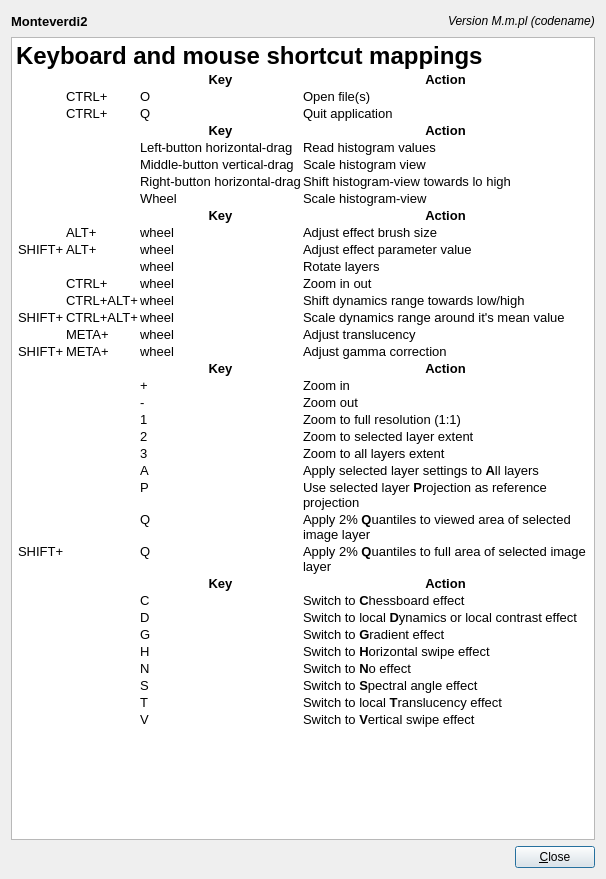
The window that Code/Common/Gui/mvdKeymapDialog.ui (orfeotoolbox/OTB) describes before a commit, drawn with Qt 5.
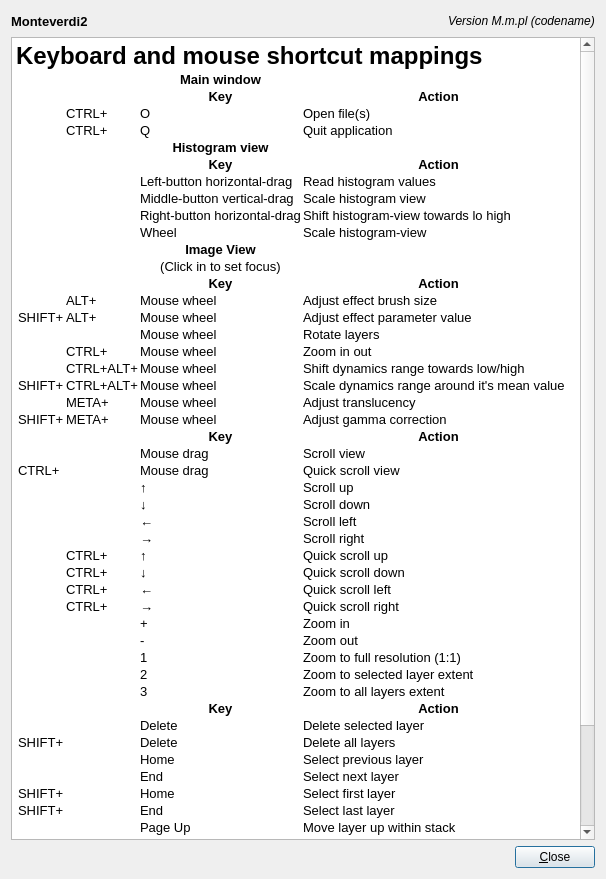
The same window after the commit.

Commit message: ENH: Updated keymap.

```diff
--- a/Code/Common/Gui/mvdKeymapDialog.ui
+++ b/Code/Common/Gui/mvdKeymapDialog.ui
@@ -102,6 +102,12 @@
 &lt;td&gt;&lt;/td&gt;
 &lt;td&gt;&lt;/td&gt;
 &lt;td&gt;
+&lt;p align=&quot;center&quot; style=&quot; margin-top:0px; margin-bottom:0px; margin-left:0px; margin-right:0px; -qt-block-indent:0; text-indent:0px;&quot;&gt;&lt;span style=&quot; font-weight:600;&quot;&gt;Main window&lt;/span&gt;&lt;/p&gt;&lt;/td&gt;
+&lt;td&gt;&lt;/td&gt;&lt;/tr&gt;
+&lt;tr&gt;
+&lt;td&gt;&lt;/td&gt;
+&lt;td&gt;&lt;/td&gt;
+&lt;td&gt;
 &lt;p align=&quot;center&quot; style=&quot; margin-top:0px; margin-bottom:0px; margin-left:0px; margin-right:0px; -qt-block-indent:0; text-indent:0px;&quot;&gt;&lt;span style=&quot; font-weight:600;&quot;&gt;Key&lt;/span&gt;&lt;/p&gt;&lt;/td&gt;
 &lt;td&gt;
 &lt;p align=&quot;center&quot; style=&quot; margin-top:0px; margin-bottom:0px; margin-left:0px; margin-right:0px; -qt-block-indent:0; text-indent:0px;&quot;&gt;&lt;span style=&quot; font-weight:600;&quot;&gt;Action&lt;/span&gt;&lt;/p&gt;&lt;/td&gt;&lt;/tr&gt;
@@ -125,6 +131,12 @@
 &lt;td&gt;&lt;/td&gt;
 &lt;td&gt;&lt;/td&gt;
 &lt;td&gt;
+&lt;p align=&quot;center&quot; style=&quot; margin-top:0px; margin-bottom:0px; margin-left:0px; margin-right:0px; -qt-block-indent:0; text-indent:0px;&quot;&gt;&lt;span style=&quot; font-weight:600;&quot;&gt;Histogram view&lt;/span&gt;&lt;/p&gt;&lt;/td&gt;
+&lt;td&gt;&lt;/td&gt;&lt;/tr&gt;
+&lt;tr&gt;
+&lt;td&gt;&lt;/td&gt;
+&lt;td&gt;&lt;/td&gt;
+&lt;td&gt;
 &lt;p align=&quot;center&quot; style=&quot; margin-top:0px; margin-bottom:0px; margin-left:0px; margin-right:0px; -qt-block-indent:0; text-indent:0px;&quot;&gt;&lt;span style=&quot; font-weight:600;&quot;&gt;Key&lt;/span&gt;&lt;/p&gt;&lt;/td&gt;
 &lt;td&gt;
 &lt;p align=&quot;center&quot; style=&quot; margin-top:0px; margin-bottom:0px; margin-left:0px; margin-right:0px; -qt-block-indent:0; text-indent:0px;&quot;&gt;&lt;span style=&quot; font-weight:600;&quot;&gt;Action&lt;/span&gt;&lt;/p&gt;&lt;/td&gt;&lt;/tr&gt;
@@ -160,6 +172,18 @@
 &lt;td&gt;&lt;/td&gt;
 &lt;td&gt;&lt;/td&gt;
 &lt;td&gt;
+&lt;p align=&quot;center&quot; style=&quot; margin-top:0px; margin-bottom:0px; margin-left:0px; margin-right:0px; -qt-block-indent:0; text-indent:0px;&quot;&gt;&lt;span style=&quot; font-weight:600;&quot;&gt;Image View&lt;/span&gt;&lt;/p&gt;&lt;/td&gt;
+&lt;td&gt;&lt;/td&gt;&lt;/tr&gt;
+&lt;tr&gt;
+&lt;td&gt;&lt;/td&gt;
+&lt;td&gt;&lt;/td&gt;
+&lt;td&gt;
+&lt;p align=&quot;center&quot; style=&quot; margin-top:0px; margin-bottom:0px; margin-left:0px; margin-right:0px; -qt-block-indent:0; text-indent:0px;&quot;&gt;(Click in to set focus)&lt;/p&gt;&lt;/td&gt;
+&lt;td&gt;&lt;/td&gt;&lt;/tr&gt;
+&lt;tr&gt;
+&lt;td&gt;&lt;/td&gt;
+&lt;td&gt;&lt;/td&gt;
+&lt;td&gt;
 &lt;p align=&quot;center&quot; style=&quot; margin-top:0px; margin-bottom:0px; margin-left:0px; margin-right:0px; -qt-block-indent:0; text-indent:0px;&quot;&gt;&lt;span style=&quot; font-weight:600;&quot;&gt;Key&lt;/span&gt;&lt;/p&gt;&lt;/td&gt;
 &lt;td&gt;
 &lt;p align=&quot;center&quot; style=&quot; margin-top:0px; margin-bottom:0px; margin-left:0px; margin-right:0px; -qt-block-indent:0; text-indent:0px;&quot;&gt;&lt;span style=&quot; font-weight:600;&quot;&gt;Action&lt;/span&gt;&lt;/p&gt;&lt;/td&gt;&lt;/tr&gt;
@@ -168,7 +192,7 @@
 &lt;td&gt;
 &lt;p style=&quot; margin-top:0px; margin-bottom:0px; margin-left:0px; margin-right:0px; -qt-block-indent:0; text-indent:0px;&quot;&gt;ALT+&lt;/p&gt;&lt;/td&gt;
 &lt;td&gt;
-&lt;p style=&quot; margin-top:0px; margin-bottom:0px; margin-left:0px; margin-right:0px; -qt-block-indent:0; text-indent:0px;&quot;&gt;wheel&lt;/p&gt;&lt;/td&gt;
+&lt;p style=&quot; margin-top:0px; margin-bottom:0px; margin-left:0px; margin-right:0px; -qt-block-indent:0; text-indent:0px;&quot;&gt;Mouse wheel&lt;/p&gt;&lt;/td&gt;
 &lt;td&gt;
 &lt;p style=&quot; margin-top:0px; margin-bottom:0px; margin-left:0px; margin-right:0px; -qt-block-indent:0; text-indent:0px;&quot;&gt;Adjust effect brush size&lt;/p&gt;&lt;/td&gt;&lt;/tr&gt;
 &lt;tr&gt;
@@ -177,14 +201,14 @@
 &lt;td&gt;
 &lt;p style=&quot; margin-top:0px; margin-bottom:0px; margin-left:0px; margin-right:0px; -qt-block-indent:0; text-indent:0px;&quot;&gt;ALT+&lt;/p&gt;&lt;/td&gt;
 &lt;td&gt;
-&lt;p style=&quot; margin-top:0px; margin-bottom:0px; margin-left:0px; margin-right:0px; -qt-block-indent:0; text-indent:0px;&quot;&gt;wheel&lt;/p&gt;&lt;/td&gt;
+&lt;p style=&quot; margin-top:0px; margin-bottom:0px; margin-left:0px; margin-right:0px; -qt-block-indent:0; text-indent:0px;&quot;&gt;Mouse wheel&lt;/p&gt;&lt;/td&gt;
 &lt;td&gt;
 &lt;p style=&quot; margin-top:0px; margin-bottom:0px; margin-left:0px; margin-right:0px; -qt-block-indent:0; text-indent:0px;&quot;&gt;Adjust effect parameter value&lt;/p&gt;&lt;/td&gt;&lt;/tr&gt;
 &lt;tr&gt;
 &lt;td&gt;&lt;/td&gt;
 &lt;td&gt;&lt;/td&gt;
 &lt;td&gt;
-&lt;p style=&quot; margin-top:0px; margin-bottom:0px; margin-left:0px; margin-right:0px; -qt-block-indent:0; text-indent:0px;&quot;&gt;wheel&lt;/p&gt;&lt;/td&gt;
+&lt;p style=&quot; margin-top:0px; margin-bottom:0px; margin-left:0px; margin-right:0px; -qt-block-indent:0; text-indent:0px;&quot;&gt;Mouse wheel&lt;/p&gt;&lt;/td&gt;
 &lt;td&gt;
 &lt;p style=&quot; margin-top:0px; margin-bottom:0px; margin-left:0px; margin-right:0px; -qt-block-indent:0; text-indent:0px;&quot;&gt;Rotate layers&lt;/p&gt;&lt;/td&gt;&lt;/tr&gt;
 &lt;tr&gt;
@@ -192,7 +216,7 @@
 &lt;td&gt;
 &lt;p style=&quot; margin-top:0px; margin-bottom:0px; margin-left:0px; margin-right:0px; -qt-block-indent:0; text-indent:0px;&quot;&gt;CTRL+&lt;/p&gt;&lt;/td&gt;
 &lt;td&gt;
-&lt;p style=&quot; margin-top:0px; margin-bottom:0px; margin-left:0px; margin-right:0px; -qt-block-indent:0; text-indent:0px;&quot;&gt;wheel&lt;/p&gt;&lt;/td&gt;
+&lt;p style=&quot; margin-top:0px; margin-bottom:0px; margin-left:0px; margin-right:0px; -qt-block-indent:0; text-indent:0px;&quot;&gt;Mouse wheel&lt;/p&gt;&lt;/td&gt;
 &lt;td&gt;
 &lt;p style=&quot; margin-top:0px; margin-bottom:0px; margin-left:0px; margin-right:0px; -qt-block-indent:0; text-indent:0px;&quot;&gt;Zoom in out&lt;/p&gt;&lt;/td&gt;&lt;/tr&gt;
 &lt;tr&gt;
@@ -200,7 +224,7 @@
 &lt;td&gt;
 &lt;p style=&quot; margin-top:0px; margin-bottom:0px; margin-left:0px; margin-right:0px; -qt-block-indent:0; text-indent:0px;&quot;&gt;CTRL+ALT+&lt;/p&gt;&lt;/td&gt;
 &lt;td&gt;
-&lt;p style=&quot; margin-top:0px; margin-bottom:0px; margin-left:0px; margin-right:0px; -qt-block-indent:0; text-indent:0px;&quot;&gt;wheel&lt;/p&gt;&lt;/td&gt;
+&lt;p style=&quot; margin-top:0px; margin-bottom:0px; margin-left:0px; margin-right:0px; -qt-block-indent:0; text-indent:0px;&quot;&gt;Mouse wheel&lt;/p&gt;&lt;/td&gt;
 &lt;td&gt;
 &lt;p style=&quot; margin-top:0px; margin-bottom:0px; margin-left:0px; margin-right:0px; -qt-block-indent:0; text-indent:0px;&quot;&gt;Shift dynamics range towards low/high&lt;/p&gt;&lt;/td&gt;&lt;/tr&gt;
 &lt;tr&gt;
@@ -209,7 +233,7 @@
 &lt;td&gt;
 &lt;p style=&quot; margin-top:0px; margin-bottom:0px; margin-left:0px; margin-right:0px; -qt-block-indent:0; text-indent:0px;&quot;&gt;CTRL+ALT+&lt;/p&gt;&lt;/td&gt;
 &lt;td&gt;
-&lt;p style=&quot; margin-top:0px; margin-bottom:0px; margin-left:0px; margin-right:0px; -qt-block-indent:0; text-indent:0px;&quot;&gt;wheel&lt;/p&gt;&lt;/td&gt;
+&lt;p style=&quot; margin-top:0px; margin-bottom:0px; margin-left:0px; margin-right:0px; -qt-block-indent:0; text-indent:0px;&quot;&gt;Mouse wheel&lt;/p&gt;&lt;/td&gt;
 &lt;td&gt;
 &lt;p style=&quot; margin-top:0px; margin-bottom:0px; margin-left:0px; margin-right:0px; -qt-block-indent:0; text-indent:0px;&quot;&gt;Scale dynamics range around it's mean value&lt;/p&gt;&lt;/td&gt;&lt;/tr&gt;
 &lt;tr&gt;
@@ -217,7 +241,7 @@
 &lt;td&gt;
 &lt;p style=&quot; margin-top:0px; margin-bottom:0px; margin-left:0px; margin-right:0px; -qt-block-indent:0; text-indent:0px;&quot;&gt;META+&lt;/p&gt;&lt;/td&gt;
 &lt;td&gt;
-&lt;p style=&quot; margin-top:0px; margin-bottom:0px; margin-left:0px; margin-right:0px; -qt-block-indent:0; text-indent:0px;&quot;&gt;wheel&lt;/p&gt;&lt;/td&gt;
+&lt;p style=&quot; margin-top:0px; margin-bottom:0px; margin-left:0px; margin-right:0px; -qt-block-indent:0; text-indent:0px;&quot;&gt;Mouse wheel&lt;/p&gt;&lt;/td&gt;
 &lt;td&gt;
 &lt;p style=&quot; margin-top:0px; margin-bottom:0px; margin-left:0px; margin-right:0px; -qt-block-indent:0; text-indent:0px;&quot;&gt;Adjust translucency&lt;/p&gt;&lt;/td&gt;&lt;/tr&gt;
 &lt;tr&gt;
@@ -226,7 +250,7 @@
 &lt;td&gt;
 &lt;p style=&quot; margin-top:0px; margin-bottom:0px; margin-left:0px; margin-right:0px; -qt-block-indent:0; text-indent:0px;&quot;&gt;META+&lt;/p&gt;&lt;/td&gt;
 &lt;td&gt;
-&lt;p style=&quot; margin-top:0px; margin-bottom:0px; margin-left:0px; margin-right:0px; -qt-block-indent:0; text-indent:0px;&quot;&gt;wheel&lt;/p&gt;&lt;/td&gt;
+&lt;p style=&quot; margin-top:0px; margin-bottom:0px; margin-left:0px; margin-right:0px; -qt-block-indent:0; text-indent:0px;&quot;&gt;Mouse wheel&lt;/p&gt;&lt;/td&gt;
 &lt;td&gt;
 &lt;p style=&quot; margin-top:0px; margin-bottom:0px; margin-left:0px; margin-right:0px; -qt-block-indent:0; text-indent:0px;&quot;&gt;Adjust gamma correction&lt;/p&gt;&lt;/td&gt;&lt;/tr&gt;
 &lt;tr&gt;
@@ -240,6 +264,81 @@
 &lt;td&gt;&lt;/td&gt;
 &lt;td&gt;&lt;/td&gt;
 &lt;td&gt;
+&lt;p style=&quot; margin-top:0px; margin-bottom:0px; margin-left:0px; margin-right:0px; -qt-block-indent:0; text-indent:0px;&quot;&gt;Mouse drag&lt;/p&gt;&lt;/td&gt;
+&lt;td&gt;
+&lt;p style=&quot; margin-top:0px; margin-bottom:0px; margin-left:0px; margin-right:0px; -qt-block-indent:0; text-indent:0px;&quot;&gt;Scroll view&lt;/p&gt;&lt;/td&gt;&lt;/tr&gt;
+&lt;tr&gt;
+&lt;td&gt;
+&lt;p style=&quot; margin-top:0px; margin-bottom:0px; margin-left:0px; margin-right:0px; -qt-block-indent:0; text-indent:0px;&quot;&gt;CTRL+&lt;/p&gt;&lt;/td&gt;
+&lt;td&gt;&lt;/td&gt;
+&lt;td&gt;
+&lt;p style=&quot; margin-top:0px; margin-bottom:0px; margin-left:0px; margin-right:0px; -qt-block-indent:0; text-indent:0px;&quot;&gt;Mouse drag&lt;/p&gt;&lt;/td&gt;
+&lt;td&gt;
+&lt;p style=&quot; margin-top:0px; margin-bottom:0px; margin-left:0px; margin-right:0px; -qt-block-indent:0; text-indent:0px;&quot;&gt;Quick scroll view&lt;/p&gt;&lt;/td&gt;&lt;/tr&gt;
+&lt;tr&gt;
+&lt;td&gt;&lt;/td&gt;
+&lt;td&gt;&lt;/td&gt;
+&lt;td&gt;
+&lt;p style=&quot; margin-top:0px; margin-bottom:0px; margin-left:0px; margin-right:0px; -qt-block-indent:0; text-indent:0px;&quot;&gt;↑&lt;/p&gt;&lt;/td&gt;
+&lt;td&gt;
+&lt;p style=&quot; margin-top:0px; margin-bottom:0px; margin-left:0px; margin-right:0px; -qt-block-indent:0; text-indent:0px;&quot;&gt;Scroll up&lt;/p&gt;&lt;/td&gt;&lt;/tr&gt;
+&lt;tr&gt;
+&lt;td&gt;&lt;/td&gt;
+&lt;td&gt;&lt;/td&gt;
+&lt;td&gt;
+&lt;p style=&quot; margin-top:0px; margin-bottom:0px; margin-left:0px; margin-right:0px; -qt-block-indent:0; text-indent:0px;&quot;&gt;↓&lt;/p&gt;&lt;/td&gt;
+&lt;td&gt;
+&lt;p style=&quot; margin-top:0px; margin-bottom:0px; margin-left:0px; margin-right:0px; -qt-block-indent:0; text-indent:0px;&quot;&gt;Scroll down&lt;/p&gt;&lt;/td&gt;&lt;/tr&gt;
+&lt;tr&gt;
+&lt;td&gt;&lt;/td&gt;
+&lt;td&gt;&lt;/td&gt;
+&lt;td&gt;
+&lt;p style=&quot; margin-top:0px; margin-bottom:0px; margin-left:0px; margin-right:0px; -qt-block-indent:0; text-indent:0px;&quot;&gt;←&lt;/p&gt;&lt;/td&gt;
+&lt;td&gt;
+&lt;p style=&quot; margin-top:0px; margin-bottom:0px; margin-left:0px; margin-right:0px; -qt-block-indent:0; text-indent:0px;&quot;&gt;Scroll left&lt;/p&gt;&lt;/td&gt;&lt;/tr&gt;
+&lt;tr&gt;
+&lt;td&gt;&lt;/td&gt;
+&lt;td&gt;&lt;/td&gt;
+&lt;td&gt;
+&lt;p style=&quot; margin-top:0px; margin-bottom:0px; margin-left:0px; margin-right:0px; -qt-block-indent:0; text-indent:0px;&quot;&gt;→&lt;/p&gt;&lt;/td&gt;
+&lt;td&gt;
+&lt;p style=&quot; margin-top:0px; margin-bottom:0px; margin-left:0px; margin-right:0px; -qt-block-indent:0; text-indent:0px;&quot;&gt;Scroll right&lt;/p&gt;&lt;/td&gt;&lt;/tr&gt;
+&lt;tr&gt;
+&lt;td&gt;&lt;/td&gt;
+&lt;td&gt;
+&lt;p style=&quot; margin-top:0px; margin-bottom:0px; margin-left:0px; margin-right:0px; -qt-block-indent:0; text-indent:0px;&quot;&gt;CTRL+&lt;/p&gt;&lt;/td&gt;
+&lt;td&gt;
+&lt;p style=&quot; margin-top:0px; margin-bottom:0px; margin-left:0px; margin-right:0px; -qt-block-indent:0; text-indent:0px;&quot;&gt;↑&lt;/p&gt;&lt;/td&gt;
+&lt;td&gt;
+&lt;p style=&quot; margin-top:0px; margin-bottom:0px; margin-left:0px; margin-right:0px; -qt-block-indent:0; text-indent:0px;&quot;&gt;Quick scroll up&lt;/p&gt;&lt;/td&gt;&lt;/tr&gt;
+&lt;tr&gt;
+&lt;td&gt;&lt;/td&gt;
+&lt;td&gt;
+&lt;p style=&quot; margin-top:0px; margin-bottom:0px; margin-left:0px; margin-right:0px; -qt-block-indent:0; text-indent:0px;&quot;&gt;CTRL+&lt;/p&gt;&lt;/td&gt;
+&lt;td&gt;
+&lt;p style=&quot; margin-top:0px; margin-bottom:0px; margin-left:0px; margin-right:0px; -qt-block-indent:0; text-indent:0px;&quot;&gt;↓&lt;/p&gt;&lt;/td&gt;
+&lt;td&gt;
+&lt;p style=&quot; margin-top:0px; margin-bottom:0px; margin-left:0px; margin-right:0px; -qt-block-indent:0; text-indent:0px;&quot;&gt;Quick scroll down&lt;/p&gt;&lt;/td&gt;&lt;/tr&gt;
+&lt;tr&gt;
+&lt;td&gt;&lt;/td&gt;
+&lt;td&gt;
+&lt;p style=&quot; margin-top:0px; margin-bottom:0px; margin-left:0px; margin-right:0px; -qt-block-indent:0; text-indent:0px;&quot;&gt;CTRL+&lt;/p&gt;&lt;/td&gt;
+&lt;td&gt;
+&lt;p style=&quot; margin-top:0px; margin-bottom:0px; margin-left:0px; margin-right:0px; -qt-block-indent:0; text-indent:0px;&quot;&gt;←&lt;/p&gt;&lt;/td&gt;
+&lt;td&gt;
+&lt;p style=&quot; margin-top:0px; margin-bottom:0px; margin-left:0px; margin-right:0px; -qt-block-indent:0; text-indent:0px;&quot;&gt;Quick scroll left&lt;/p&gt;&lt;/td&gt;&lt;/tr&gt;
+&lt;tr&gt;
+&lt;td&gt;&lt;/td&gt;
+&lt;td&gt;
+&lt;p style=&quot; margin-top:0px; margin-bottom:0px; margin-left:0px; margin-right:0px; -qt-block-indent:0; text-indent:0px;&quot;&gt;CTRL+&lt;/p&gt;&lt;/td&gt;
+&lt;td&gt;
+&lt;p style=&quot; margin-top:0px; margin-bottom:0px; margin-left:0px; margin-right:0px; -qt-block-indent:0; text-indent:0px;&quot;&gt;→&lt;/p&gt;&lt;/td&gt;
+&lt;td&gt;
+&lt;p style=&quot; margin-top:0px; margin-bottom:0px; margin-left:0px; margin-right:0px; -qt-block-indent:0; text-indent:0px;&quot;&gt;Quick scroll right&lt;/p&gt;&lt;/td&gt;&lt;/tr&gt;
+&lt;tr&gt;
+&lt;td&gt;&lt;/td&gt;
+&lt;td&gt;&lt;/td&gt;
+&lt;td&gt;
 &lt;p style=&quot; margin-top:0px; margin-bottom:0px; margin-left:0px; margin-right:0px; -qt-block-indent:0; text-indent:0px;&quot;&gt;+&lt;/p&gt;&lt;/td&gt;
 &lt;td&gt;
 &lt;p style=&quot; margin-top:0px; margin-bottom:0px; margin-left:0px; margin-right:0px; -qt-block-indent:0; text-indent:0px;&quot;&gt;Zoom in&lt;/p&gt;&lt;/td&gt;&lt;/tr&gt;
@@ -275,6 +374,88 @@
 &lt;td&gt;&lt;/td&gt;
 &lt;td&gt;&lt;/td&gt;
 &lt;td&gt;
+&lt;p align=&quot;center&quot; style=&quot; margin-top:0px; margin-bottom:0px; margin-left:0px; margin-right:0px; -qt-block-indent:0; text-indent:0px;&quot;&gt;&lt;span style=&quot; font-weight:600;&quot;&gt;Key&lt;/span&gt;&lt;/p&gt;&lt;/td&gt;
+&lt;td&gt;
+&lt;p align=&quot;center&quot; style=&quot; margin-top:0px; margin-bottom:0px; margin-left:0px; margin-right:0px; -qt-block-indent:0; text-indent:0px;&quot;&gt;&lt;span style=&quot; font-weight:600;&quot;&gt;Action&lt;/span&gt;&lt;/p&gt;&lt;/td&gt;&lt;/tr&gt;
+&lt;tr&gt;
+&lt;td&gt;&lt;/td&gt;
+&lt;td&gt;&lt;/td&gt;
+&lt;td&gt;
+&lt;p style=&quot; margin-top:0px; margin-bottom:0px; margin-left:0px; margin-right:0px; -qt-block-indent:0; text-indent:0px;&quot;&gt;Delete&lt;/p&gt;&lt;/td&gt;
+&lt;td&gt;
+&lt;p style=&quot; margin-top:0px; margin-bottom:0px; margin-left:0px; margin-right:0px; -qt-block-indent:0; text-indent:0px;&quot;&gt;Delete selected layer&lt;/p&gt;&lt;/td&gt;&lt;/tr&gt;
+&lt;tr&gt;
+&lt;td&gt;
+&lt;p style=&quot; margin-top:0px; margin-bottom:0px; margin-left:0px; margin-right:0px; -qt-block-indent:0; text-indent:0px;&quot;&gt;SHIFT+&lt;/p&gt;&lt;/td&gt;
+&lt;td&gt;&lt;/td&gt;
+&lt;td&gt;
+&lt;p style=&quot; margin-top:0px; margin-bottom:0px; margin-left:0px; margin-right:0px; -qt-block-indent:0; text-indent:0px;&quot;&gt;Delete&lt;/p&gt;&lt;/td&gt;
+&lt;td&gt;
+&lt;p style=&quot; margin-top:0px; margin-bottom:0px; margin-left:0px; margin-right:0px; -qt-block-indent:0; text-indent:0px;&quot;&gt;Delete all layers&lt;/p&gt;&lt;/td&gt;&lt;/tr&gt;
+&lt;tr&gt;
+&lt;td&gt;&lt;/td&gt;
+&lt;td&gt;&lt;/td&gt;
+&lt;td&gt;
+&lt;p style=&quot; margin-top:0px; margin-bottom:0px; margin-left:0px; margin-right:0px; -qt-block-indent:0; text-indent:0px;&quot;&gt;Home&lt;/p&gt;&lt;/td&gt;
+&lt;td&gt;
+&lt;p style=&quot; margin-top:0px; margin-bottom:0px; margin-left:0px; margin-right:0px; -qt-block-indent:0; text-indent:0px;&quot;&gt;Select previous layer&lt;/p&gt;&lt;/td&gt;&lt;/tr&gt;
+&lt;tr&gt;
+&lt;td&gt;&lt;/td&gt;
+&lt;td&gt;&lt;/td&gt;
+&lt;td&gt;
+&lt;p style=&quot; margin-top:0px; margin-bottom:0px; margin-left:0px; margin-right:0px; -qt-block-indent:0; text-indent:0px;&quot;&gt;End&lt;/p&gt;&lt;/td&gt;
+&lt;td&gt;
+&lt;p style=&quot; margin-top:0px; margin-bottom:0px; margin-left:0px; margin-right:0px; -qt-block-indent:0; text-indent:0px;&quot;&gt;Select next layer&lt;/p&gt;&lt;/td&gt;&lt;/tr&gt;
+&lt;tr&gt;
+&lt;td&gt;
+&lt;p style=&quot; margin-top:0px; margin-bottom:0px; margin-left:0px; margin-right:0px; -qt-block-indent:0; text-indent:0px;&quot;&gt;SHIFT+&lt;/p&gt;&lt;/td&gt;
+&lt;td&gt;&lt;/td&gt;
+&lt;td&gt;
+&lt;p style=&quot; margin-top:0px; margin-bottom:0px; margin-left:0px; margin-right:0px; -qt-block-indent:0; text-indent:0px;&quot;&gt;Home&lt;/p&gt;&lt;/td&gt;
+&lt;td&gt;
+&lt;p style=&quot; margin-top:0px; margin-bottom:0px; margin-left:0px; margin-right:0px; -qt-block-indent:0; text-indent:0px;&quot;&gt;Select first layer&lt;/p&gt;&lt;/td&gt;&lt;/tr&gt;
+&lt;tr&gt;
+&lt;td&gt;
+&lt;p style=&quot; margin-top:0px; margin-bottom:0px; margin-left:0px; margin-right:0px; -qt-block-indent:0; text-indent:0px;&quot;&gt;SHIFT+&lt;/p&gt;&lt;/td&gt;
+&lt;td&gt;&lt;/td&gt;
+&lt;td&gt;
+&lt;p style=&quot; margin-top:0px; margin-bottom:0px; margin-left:0px; margin-right:0px; -qt-block-indent:0; text-indent:0px;&quot;&gt;End&lt;/p&gt;&lt;/td&gt;
+&lt;td&gt;
+&lt;p style=&quot; margin-top:0px; margin-bottom:0px; margin-left:0px; margin-right:0px; -qt-block-indent:0; text-indent:0px;&quot;&gt;Select last layer&lt;/p&gt;&lt;/td&gt;&lt;/tr&gt;
+&lt;tr&gt;
+&lt;td&gt;&lt;/td&gt;
+&lt;td&gt;&lt;/td&gt;
+&lt;td&gt;
+&lt;p style=&quot; margin-top:0px; margin-bottom:0px; margin-left:0px; margin-right:0px; -qt-block-indent:0; text-indent:0px;&quot;&gt;Page Up&lt;/p&gt;&lt;/td&gt;
+&lt;td&gt;
+&lt;p style=&quot; margin-top:0px; margin-bottom:0px; margin-left:0px; margin-right:0px; -qt-block-indent:0; text-indent:0px;&quot;&gt;Move layer up within stack&lt;/p&gt;&lt;/td&gt;&lt;/tr&gt;
+&lt;tr&gt;
+&lt;td&gt;&lt;/td&gt;
+&lt;td&gt;&lt;/td&gt;
+&lt;td&gt;
+&lt;p style=&quot; margin-top:0px; margin-bottom:0px; margin-left:0px; margin-right:0px; -qt-block-indent:0; text-indent:0px;&quot;&gt;Page Down&lt;/p&gt;&lt;/td&gt;
+&lt;td&gt;
+&lt;p style=&quot; margin-top:0px; margin-bottom:0px; margin-left:0px; margin-right:0px; -qt-block-indent:0; text-indent:0px;&quot;&gt;Move layer down within stack&lt;/p&gt;&lt;/td&gt;&lt;/tr&gt;
+&lt;tr&gt;
+&lt;td&gt;
+&lt;p style=&quot; margin-top:0px; margin-bottom:0px; margin-left:0px; margin-right:0px; -qt-block-indent:0; text-indent:0px;&quot;&gt;SHIFT+&lt;/p&gt;&lt;/td&gt;
+&lt;td&gt;&lt;/td&gt;
+&lt;td&gt;
+&lt;p style=&quot; margin-top:0px; margin-bottom:0px; margin-left:0px; margin-right:0px; -qt-block-indent:0; text-indent:0px;&quot;&gt;Page Up&lt;/p&gt;&lt;/td&gt;
+&lt;td&gt;
+&lt;p style=&quot; margin-top:0px; margin-bottom:0px; margin-left:0px; margin-right:0px; -qt-block-indent:0; text-indent:0px;&quot;&gt;Move layer to top of stack&lt;/p&gt;&lt;/td&gt;&lt;/tr&gt;
+&lt;tr&gt;
+&lt;td&gt;
+&lt;p style=&quot; margin-top:0px; margin-bottom:0px; margin-left:0px; margin-right:0px; -qt-block-indent:0; text-indent:0px;&quot;&gt;SHIFT+&lt;/p&gt;&lt;/td&gt;
+&lt;td&gt;&lt;/td&gt;
+&lt;td&gt;
+&lt;p style=&quot; margin-top:0px; margin-bottom:0px; margin-left:0px; margin-right:0px; -qt-block-indent:0; text-indent:0px;&quot;&gt;Page Down&lt;/p&gt;&lt;/td&gt;
+&lt;td&gt;
+&lt;p style=&quot; margin-top:0px; margin-bottom:0px; margin-left:0px; margin-right:0px; -qt-block-indent:0; text-indent:0px;&quot;&gt;Move layer to bottom of stack&lt;/p&gt;&lt;/td&gt;&lt;/tr&gt;
+&lt;tr&gt;
+&lt;td&gt;&lt;/td&gt;
+&lt;td&gt;&lt;/td&gt;
+&lt;td&gt;
 &lt;p style=&quot; margin-top:0px; margin-bottom:0px; margin-left:0px; margin-right:0px; -qt-block-indent:0; text-indent:0px;&quot;&gt;A&lt;/p&gt;&lt;/td&gt;
 &lt;td&gt;
 &lt;p style=&quot; margin-top:0px; margin-bottom:0px; margin-left:0px; margin-right:0px; -qt-block-indent:0; text-indent:0px;&quot;&gt;Apply selected layer settings to &lt;span style=&quot; font-weight:600;&quot;&gt;A&lt;/span&gt;ll layers&lt;/p&gt;&lt;/td&gt;&lt;/tr&gt;
@@ -362,7 +543,43 @@
 &lt;td&gt;
 &lt;p style=&quot; margin-top:0px; margin-bottom:0px; margin-left:0px; margin-right:0px; -qt-block-indent:0; text-indent:0px;&quot;&gt;V&lt;/p&gt;&lt;/td&gt;
 &lt;td&gt;
-&lt;p style=&quot; margin-top:0px; margin-bottom:0px; margin-left:0px; margin-right:0px; -qt-block-indent:0; text-indent:0px;&quot;&gt;Switch to &lt;span style=&quot; font-weight:600;&quot;&gt;V&lt;/span&gt;ertical swipe effect&lt;/p&gt;&lt;/td&gt;&lt;/tr&gt;&lt;/table&gt;&lt;/body&gt;&lt;/html&gt;</string>
+&lt;p style=&quot; margin-top:0px; margin-bottom:0px; margin-left:0px; margin-right:0px; -qt-block-indent:0; text-indent:0px;&quot;&gt;Switch to &lt;span style=&quot; font-weight:600;&quot;&gt;V&lt;/span&gt;ertical swipe effect&lt;/p&gt;&lt;/td&gt;&lt;/tr&gt;
+&lt;tr&gt;
+&lt;td&gt;&lt;/td&gt;
+&lt;td&gt;&lt;/td&gt;
+&lt;td&gt;
+&lt;p align=&quot;center&quot; style=&quot; margin-top:0px; margin-bottom:0px; margin-left:0px; margin-right:0px; -qt-block-indent:0; text-indent:0px;&quot;&gt;&lt;span style=&quot; font-weight:600;&quot;&gt;Layer Stack&lt;/span&gt;&lt;/p&gt;&lt;/td&gt;
+&lt;td&gt;&lt;/td&gt;&lt;/tr&gt;
+&lt;tr&gt;
+&lt;td&gt;&lt;/td&gt;
+&lt;td&gt;&lt;/td&gt;
+&lt;td&gt;
+&lt;p align=&quot;center&quot; style=&quot; margin-top:0px; margin-bottom:0px; margin-left:0px; margin-right:0px; -qt-block-indent:0; text-indent:0px;&quot;&gt;&lt;span style=&quot; font-weight:600;&quot;&gt;Key&lt;/span&gt;&lt;/p&gt;&lt;/td&gt;
+&lt;td&gt;
+&lt;p align=&quot;center&quot; style=&quot; margin-top:0px; margin-bottom:0px; margin-left:0px; margin-right:0px; -qt-block-indent:0; text-indent:0px;&quot;&gt;&lt;span style=&quot; font-weight:600;&quot;&gt;Action&lt;/span&gt;&lt;/p&gt;&lt;/td&gt;&lt;/tr&gt;
+&lt;tr&gt;
+&lt;td&gt;&lt;/td&gt;
+&lt;td&gt;&lt;/td&gt;
+&lt;td&gt;
+&lt;p style=&quot; margin-top:0px; margin-bottom:0px; margin-left:0px; margin-right:0px; -qt-block-indent:0; text-indent:0px;&quot;&gt;Delete&lt;/p&gt;&lt;/td&gt;
+&lt;td&gt;
+&lt;p style=&quot; margin-top:0px; margin-bottom:0px; margin-left:0px; margin-right:0px; -qt-block-indent:0; text-indent:0px;&quot;&gt;Delete selected layer&lt;/p&gt;&lt;/td&gt;&lt;/tr&gt;
+&lt;tr&gt;
+&lt;td&gt;
+&lt;p style=&quot; margin-top:0px; margin-bottom:0px; margin-left:0px; margin-right:0px; -qt-block-indent:0; text-indent:0px;&quot;&gt;SHIFT+&lt;/p&gt;&lt;/td&gt;
+&lt;td&gt;&lt;/td&gt;
+&lt;td&gt;
+&lt;p style=&quot; margin-top:0px; margin-bottom:0px; margin-left:0px; margin-right:0px; -qt-block-indent:0; text-indent:0px;&quot;&gt;Delete&lt;/p&gt;&lt;/td&gt;
+&lt;td&gt;
+&lt;p style=&quot; margin-top:0px; margin-bottom:0px; margin-left:0px; margin-right:0px; -qt-block-indent:0; text-indent:0px;&quot;&gt;Delete all layers&lt;/p&gt;&lt;/td&gt;&lt;/tr&gt;
+&lt;tr&gt;
+&lt;td&gt;&lt;/td&gt;
+&lt;td&gt;
+&lt;p style=&quot; margin-top:0px; margin-bottom:0px; margin-left:0px; margin-right:0px; -qt-block-indent:0; text-indent:0px;&quot;&gt;CTRL+&lt;/p&gt;&lt;/td&gt;
+&lt;td&gt;
+&lt;p style=&quot; margin-top:0px; margin-bottom:0px; margin-left:0px; margin-right:0px; -qt-block-indent:0; text-indent:0px;&quot;&gt;Mouse wheel&lt;/p&gt;&lt;/td&gt;
+&lt;td&gt;
+&lt;p style=&quot; margin-top:0px; margin-bottom:0px; margin-left:0px; margin-right:0px; -qt-block-indent:0; text-indent:0px;&quot;&gt;Rotate layers up/down&lt;/p&gt;&lt;/td&gt;&lt;/tr&gt;&lt;/table&gt;&lt;/body&gt;&lt;/html&gt;</string>
        </property>
       </widget>
      </item>
```
The commit also changes 1 other file.
